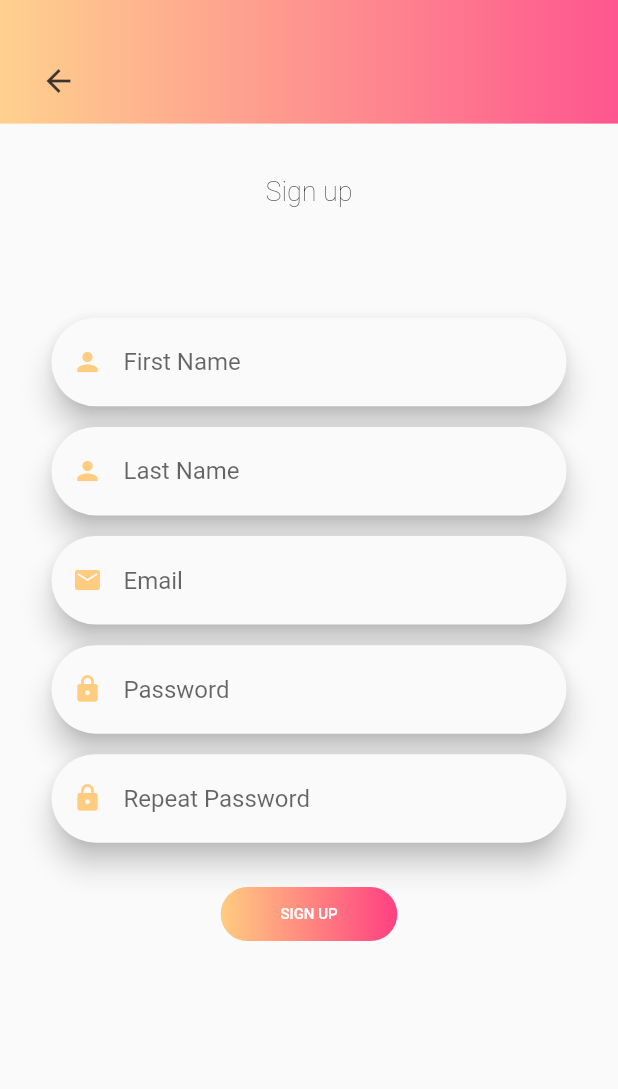
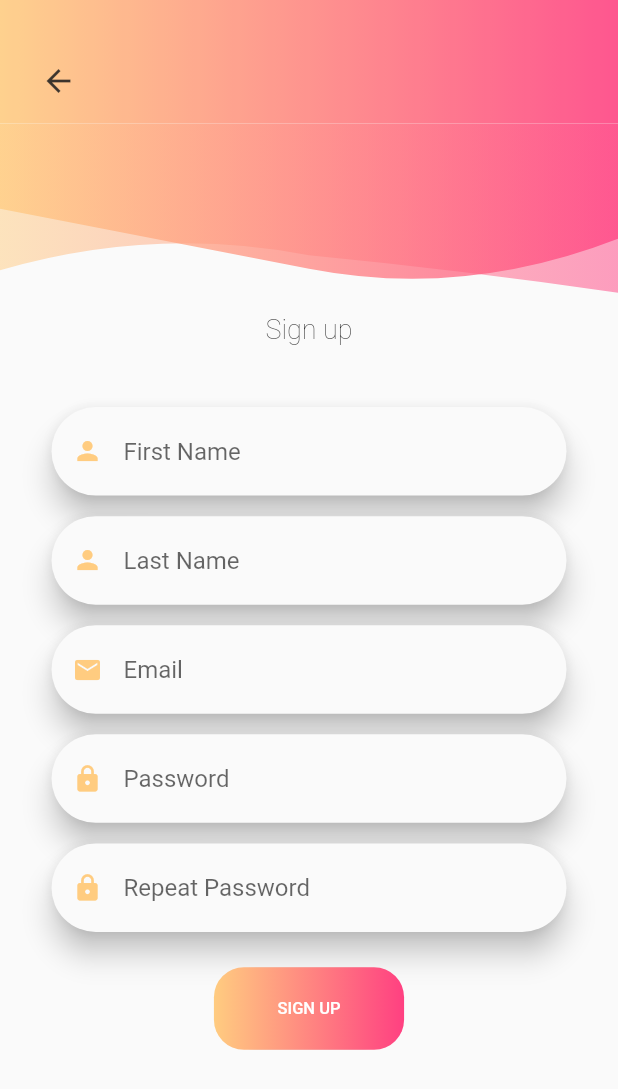
Before and after one commit to TahaChaouch1994/SafeMapFlutter, a Flutter app: the screen it shows after launch, after a tap on "Sign up", on a phone screen of 412 x 824 dp. Shown: the top 1089 px of the screen. Run offline on Flutter 3.47's test engine with Material 2 defaults, Android fonts, the phone set to English and light mode, and no system bars.

Commit message:
design login

```diff
--- a/lib/ui/signin.dart
+++ b/lib/ui/signin.dart
@@ -1,5 +1,6 @@
 import 'package:flutter/material.dart';
 import 'package:safemap/constants/constants.dart';
+import 'package:safemap/ui/signup.dart';
 import 'package:safemap/ui/widgets/custom_shape.dart';
 import 'package:safemap/ui/widgets/responsive_ui.dart';
 import 'package:safemap/ui/widgets/textformfield.dart';
@@ -206,6 +207,7 @@ class _SignInScreenState extends State<SignInScreen> {
       padding: EdgeInsets.all(0.0),
       child: Container(
         alignment: Alignment.center,
+        height: _height / 18,
         width: _large? _width/4 : (_medium? _width/3.75: _width/3.5),
         decoration: BoxDecoration(
           borderRadius: BorderRadius.all(Radius.circular(20.0)),
@@ -234,7 +236,21 @@ class _SignInScreenState extends State<SignInScreen> {
           ),
           GestureDetector(
             onTap: () {
-              Navigator.of(context).pushNamed(SIGN_UP);
+              Navigator.push(context, PageRouteBuilder(
+                transitionDuration: Duration(seconds: 2),
+                transitionsBuilder:(context, animation, secondaryAnimation, child){
+                  animation=CurvedAnimation(parent: animation, curve: Curves.elasticInOut);
+                  return ScaleTransition(
+                    alignment: Alignment.center,
+                    scale: animation,
+                    child: child,
+                  );
+                },pageBuilder: (context, animation, secondaryAnimation)
+                {
+                  return SignUpScreen();
+                },
+              ));
+             // Navigator.of(context).pushNamed(SIGN_UP);
               print("Routing to Sign up screen");
             },
             child: Text(
--- a/lib/ui/signup.dart
+++ b/lib/ui/signup.dart
@@ -39,10 +39,10 @@ class _SignUpScreenState extends State<SignUpScreen> {
             child: Column(
               children: <Widget>[
                 Opacity(opacity: 0.88,child: CustomAppBar()),
-       //         clipShape(),
-                SizedBox(height: _height / 24),
+              clipShape(),
+             //   SizedBox(height: _height / 24),
                 signUpTextRow(),
-                SizedBox(height: _height / 25),
+               // SizedBox(height: _height / 25),
                 form(),
            //     acceptTermsTextRow(),
                 SizedBox(height: _height/35,),
@@ -67,7 +67,7 @@ class _SignUpScreenState extends State<SignUpScreen> {
           child: ClipPath(
             clipper: CustomShapeClipper(),
             child: Container(
-              height:_large? _height/4 : (_medium? _height/3.75 : _height/3.5),
+              height:_large? _height/9 : (_medium? _height/6.75 : _height/6.5),
               decoration: BoxDecoration(
                 gradient: LinearGradient(
                   colors: [Colors.orange[200], Colors.pinkAccent],
@@ -81,7 +81,7 @@ class _SignUpScreenState extends State<SignUpScreen> {
           child: ClipPath(
             clipper: CustomShapeClipper2(),
             child: Container(
-              height: _large? _height/4.5 : (_medium? _height/4.25 : _height/4),
+              height: _large? _height/9.5 : (_medium? _height/7.5 : _height/7),
               decoration: BoxDecoration(
                 gradient: LinearGradient(
                   colors: [Colors.orange[200], Colors.pinkAccent],
@@ -93,11 +93,11 @@ class _SignUpScreenState extends State<SignUpScreen> {
         Container(
           alignment: Alignment.bottomCenter,
           margin: EdgeInsets.only(top: _large? _height/30 : (_medium? _height/25 : _height/20)),
-          child: Image.asset(
+       /*   child: Image.asset(
             'assets/images/login.png',
             height: _height/3.5,
             width: _width/3.5,
-          ),
+          ),*/
         ),
       ],
     );
@@ -202,8 +202,8 @@ class _SignUpScreenState extends State<SignUpScreen> {
       padding: EdgeInsets.all(0.0),
       child: Container(
         alignment: Alignment.center,
-//        height: _height / 20,
-        width:_large? _width/4 : (_medium? _width/3.75: _width/3.5),
+        height: _height / 15,
+        width:_large? _width/3 : (_medium? _width/3.5: _width/3.25),
         decoration: BoxDecoration(
           borderRadius: BorderRadius.all(Radius.circular(20.0)),
           gradient: LinearGradient(
@@ -211,7 +211,7 @@ class _SignUpScreenState extends State<SignUpScreen> {
           ),
         ),
         padding: const EdgeInsets.all(12.0),
-        child: Text('SIGN UP', style: TextStyle(fontSize: _large? 14: (_medium? 12: 10)),),
+        child: Text('SIGN UP', style: TextStyle(fontSize: _large? 15: (_medium? 13: 11)),),
       ),
     );
   }
```
Also changed, not shown: pubspec.lock.
